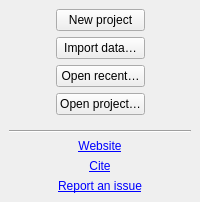
AliSalman-et-al/rc-metastudio, file src/rc_metastudio/forms/welcome_page.ui: the form before one commit.
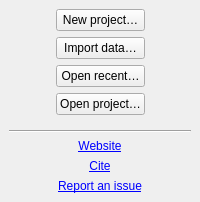
The form after the commit. Icons and pictures are not drawn.

Diff of the .ui file:
```diff
--- a/src/rc_metastudio/forms/welcome_page.ui
+++ b/src/rc_metastudio/forms/welcome_page.ui
@@ -55,7 +55,7 @@
        <item>
         <widget class="QPushButton" name="create_new_btn">
          <property name="text">
-          <string>New project</string>
+          <string>New project…</string>
          </property>
          <property name="icon">
           <iconset resource="../images/icons.qrc">
```
Left out of the diff: 2 changed lines with no effect on the pictures.
